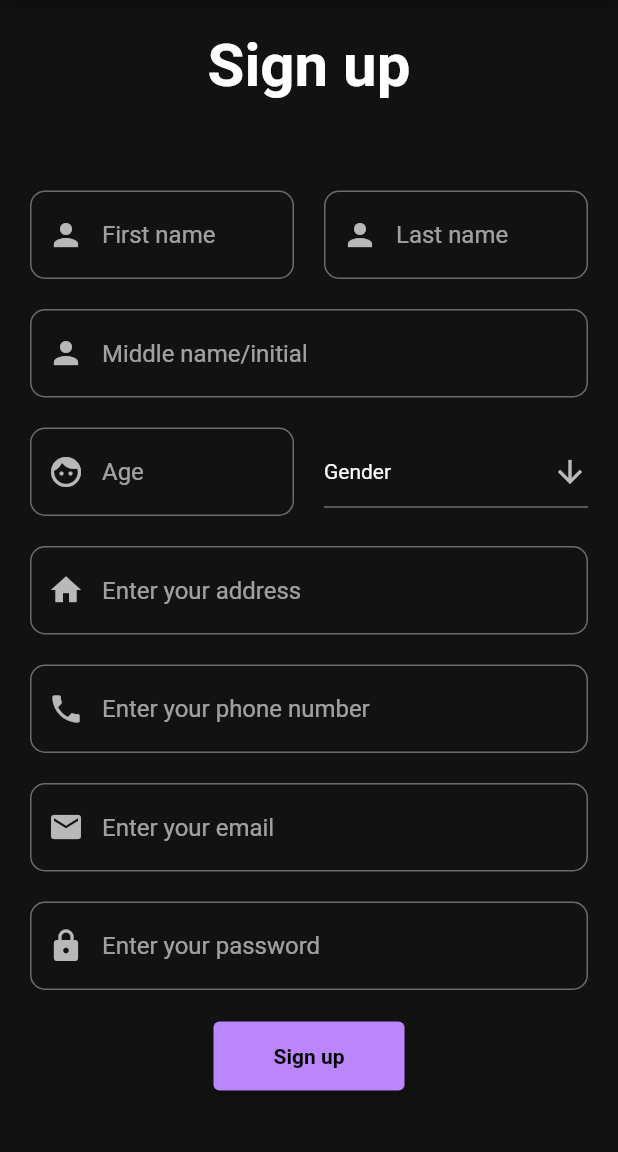
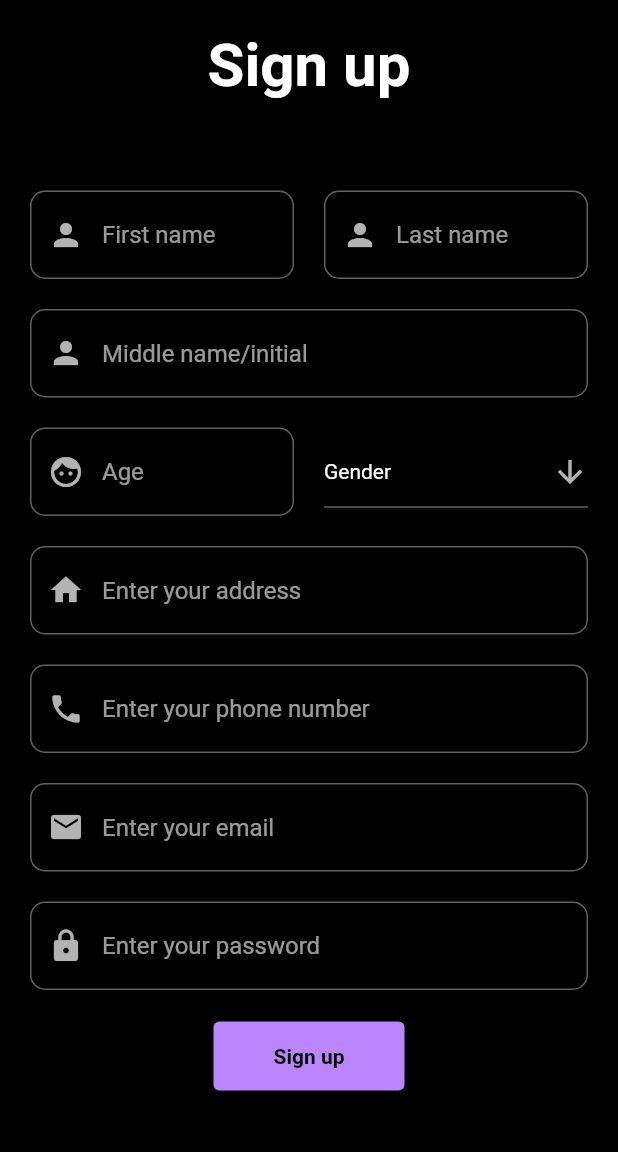
Before and after one commit to Alexander-RMIT/COSC2299_Group8_Major_Assessment, a Flutter app: the screen it shows after launch, in the side drawer, after a tap on "Sign Up", on a phone screen of 412 x 824 dp, the part 84-1236 px from its top. Run offline on Flutter 3.47's test engine with Material 2 defaults, Android fonts, the phone set to English and light mode, and no system bars; our stand-ins replace email_validator, table_calendar.

Commit message:
Landing page text change background color change

```diff
--- a/FrontEnd/neighborhood_doctor/lib/main.dart
+++ b/FrontEnd/neighborhood_doctor/lib/main.dart
@@ -37,6 +37,7 @@ class MyApp extends StatelessWidget {
       theme: ThemeData(
         colorScheme: defaultColorScheme,
         primarySwatch: Colors.blue,
+        scaffoldBackgroundColor: Colors.black,
       ),
       home: NavigationBarLanding(),
     );
--- a/FrontEnd/neighborhood_doctor/lib/pages/admin/createAdmin.dart
+++ b/FrontEnd/neighborhood_doctor/lib/pages/admin/createAdmin.dart
@@ -64,7 +64,7 @@ class CreateAdminState extends State<CreateAdmin> {
       appBar: AppBar(
       title: Text('Neighborhood Doctors Pages')
       ),
-      backgroundColor: Theme.of(context).colorScheme.background,
+      backgroundColor: Colors.black,
       body: Container(
         padding: const EdgeInsets.all(20),
         child: SingleChildScrollView(
--- a/FrontEnd/neighborhood_doctor/lib/pages/admin/createDoctor.dart
+++ b/FrontEnd/neighborhood_doctor/lib/pages/admin/createDoctor.dart
@@ -68,7 +68,7 @@ class CreateDoctorState extends State<CreateDoctor> {
       appBar: AppBar(
       title: Text('Neighborhood Doctors Pages')
       ),
-      backgroundColor: Theme.of(context).colorScheme.background,
+      backgroundColor: Colors.black,
       body: Container(
         padding: const EdgeInsets.all(20),
         child: SingleChildScrollView(
--- a/FrontEnd/neighborhood_doctor/lib/pages/admin/createPatient.dart
+++ b/FrontEnd/neighborhood_doctor/lib/pages/admin/createPatient.dart
@@ -85,7 +85,7 @@ class CreatePatientState extends State<CreatePatient> {
       appBar: AppBar(
       title: Text('Neighborhood Doctors Pages')
       ),
-      backgroundColor: Theme.of(context).colorScheme.background,
+      backgroundColor: Colors.black,
       body: Container(
         padding: const EdgeInsets.all(20),
         child: SingleChildScrollView(
--- a/FrontEnd/neighborhood_doctor/lib/pages/admin/createUser.dart
+++ b/FrontEnd/neighborhood_doctor/lib/pages/admin/createUser.dart
@@ -25,7 +25,7 @@ class CreateUserState extends State<CreateUser> {
       appBar: AppBar(
       title: Text('Neighborhood Doctors Pages')
       ),
-      backgroundColor: Theme.of(context).colorScheme.background,
+      backgroundColor: Colors.black,
       body: Container(
         padding: const EdgeInsets.all(20),
         child: SingleChildScrollView(
--- a/FrontEnd/neighborhood_doctor/lib/pages/navigationBar.dart
+++ b/FrontEnd/neighborhood_doctor/lib/pages/navigationBar.dart
@@ -1,7 +1,7 @@
 import 'package:flutter/material.dart';
 import 'package:neighborhood_doctors/pages/signUp.dart';
 import 'package:neighborhood_doctors/pages/login.dart';
-
+import 'dart:ui' as ui;
 // Navigation bar specific to the general landing page that doesnt have user heirarchy
 
 class NavigationBarLanding extends StatefulWidget{
@@ -19,7 +19,20 @@ class NavBarLandingState extends State<NavigationBarLanding> {
       appBar: AppBar(
         title: Text('Neighborhood Doctors Pages'),
       ),
-      body: Center(child: Text('Welcome to the Neighborhood Doctors website')),
+      body: Center(child: Text('Welcome to the Neighborhood Doctors website',
+      style: TextStyle(
+      fontSize: 15,
+      foreground: Paint()
+      ..shader = ui.Gradient.linear(
+        const Offset(0, 20),
+        const Offset(300, 20),
+      <Color>[
+        Color.fromARGB(255, 209, 16, 248),
+        Color.fromARGB(223, 0, 195, 255),
+        ],
+      )
+    ),
+  )),
       drawer: Drawer(
         child: ListView(
           padding: EdgeInsets.only(top: minimumPadding, bottom: minimumPadding),
--- a/FrontEnd/neighborhood_doctor/lib/pages/signUp.dart
+++ b/FrontEnd/neighborhood_doctor/lib/pages/signUp.dart
@@ -85,7 +85,7 @@ class SignUpState extends State<SignUp> {
       appBar: AppBar(
       title: Text('Neighborhood Doctors Pages')
       ),
-      backgroundColor: Theme.of(context).colorScheme.background,
+      backgroundColor: Colors.black,
       body: Container(
         padding: const EdgeInsets.all(20),
         child: SingleChildScrollView(
```
Also changed, not shown: FrontEnd/neighborhood_doctor/lib/pages/admin/navigationBarAdmin.dart (+15 -2 lines), FrontEnd/neighborhood_doctor/lib/pages/doctor/navigationBarDoc.dart (+14 -1 lines), FrontEnd/neighborhood_doctor/lib/pages/patient/navigationBarPat.dart (+14 -1 lines).
